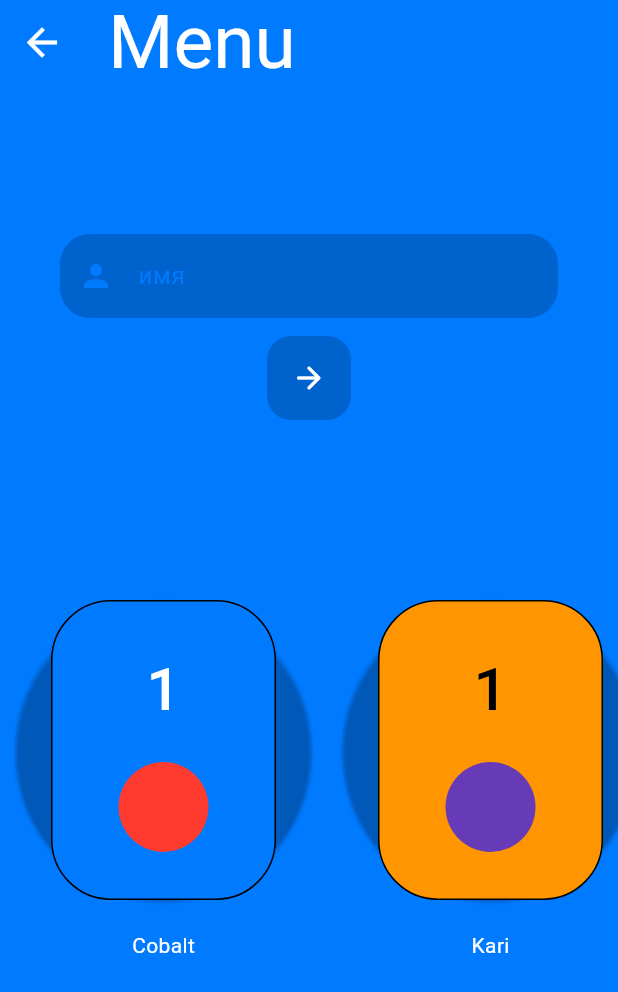
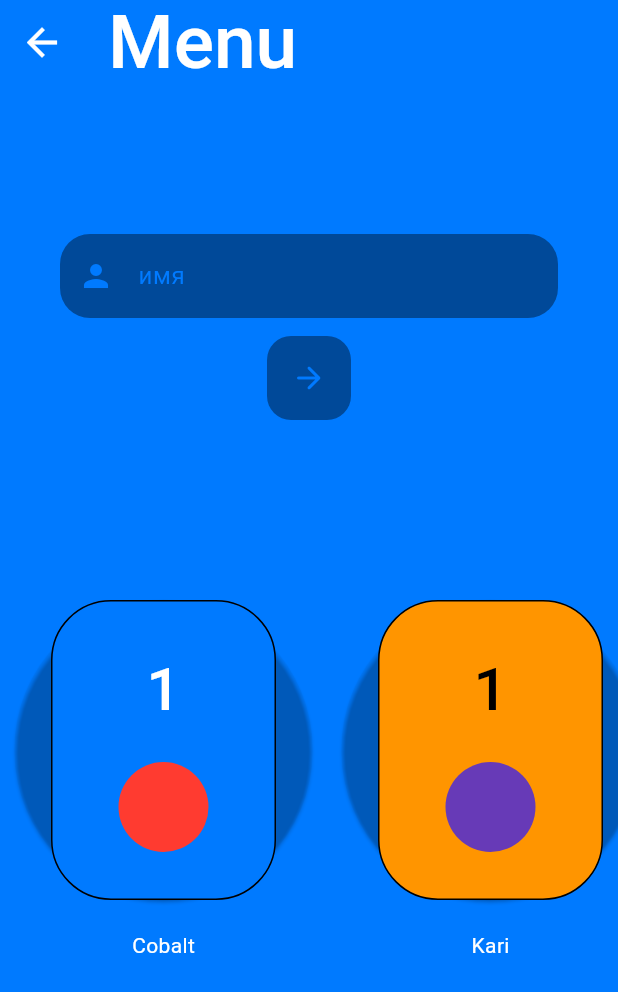
Before and after one commit to artemki2077/popit_new, a Flutter app: the screen it shows after launch, after a tap on the "menu" icon, on a phone screen of 412 x 824 dp. Shown: the top 992 px of the screen. Run offline on Flutter 3.47's test engine with Material 3 defaults, Android fonts, the light colour scheme and no system bars; our stand-ins replace equatable, shared_preferences.

Commit message:
fix somw bugs

```diff
--- a/lib/global.dart
+++ b/lib/global.dart
@@ -2,7 +2,7 @@ import 'package:shared_preferences/shared_preferences.dart';
 import 'package:flutter/cupertino.dart';
 import 'package:flutter/material.dart';
 
-import 'models/User.dart';
+import 'models/user.dart';
 
 late SharedPreferences prefs;
 Uri urlToDb = Uri.parse('https://script.google.com/macros/s/AKfycbxC9XgKgEi-hlv59HZxmdXO1VwK2054wauOFuQMSi7wYylewjjenFxJ9gCdM_8TPHAG/exec');
@@ -16,14 +16,23 @@ late int score;
 //   [CupertinoColors.white, Colors.brown, CupertinoColors.activeGreen, Colors.green, "Forest", Colors.black, false, false, "", 50], // 3
 //   [CupertinoColors.white, Colors.pinkAccent, Colors.lightBlueAccent, Colors.green, "Barbie", Colors.black, false, false, "", 50], // 4
 //   [CupertinoColors.black, CupertinoColors.white, CupertinoColors.black, Colors.black12, "Minimalism", Colors.black, false, false, "", 50], // 5
+
 //   [CupertinoColors.white, CupertinoColors.black, CupertinoColors.white, Colors.white10, "Monochrome", Colors.white, false, false, "", 50], // 6
 //   [CupertinoColors.white, Colors.redAccent, Colors.blue, Colors.lightBlueAccent, "Monochrome", Colors.white, false, false, "", 50], // 7
 // ];
 
 
-User? user;
 String? selectedThem = "Cobalt";
 Map thems = {
   "Cobalt": {"text": CupertinoColors.white, "bg": CupertinoColors.link,         "btn": CupertinoColors.destructiveRed, 'add': Colors.black},
-  "Kari":   {"text": CupertinoColors.black, "bg": CupertinoColors.systemOrange, "btn": Colors.deepPurple,              "add": Colors.deepPurple}
+  "Kari":   {"text": CupertinoColors.black, "bg": CupertinoColors.systemOrange, "btn": Colors.deepPurple,              "add": Colors.black},
+  "Stas": {"text": CupertinoColors.white, "bg": CupertinoColors.systemPurple, "btn": Colors.greenAccent, "add": Colors.white},
+  "Forest": {"text": CupertinoColors.white, "bg": Colors.brown, "btn": CupertinoColors.activeGreen, "add": Colors.black},
+  "Barbie": {"text": CupertinoColors.white, "bg": Colors.pinkAccent, "btn": Colors.lightBlueAccent, "add": Colors.black},
+  "Minimalism": {"text": CupertinoColors.black, "bg": CupertinoColors.white, "btn": CupertinoColors.black, "add": Colors.black},
+  "Maximalism": {"text": CupertinoColors.white, "bg": CupertinoColors.black, "btn": CupertinoColors.white, "add": Colors.white},
+  "Duck": {"text": CupertinoColors.white, "bg": Colors.redAccent, "btn": Colors.blue, "add": Colors.white},
+  // "name": {"text": '', "bg": "", "btn": "", "add": ""},
+  // "name": {"text": '', "bg": "", "btn": "", "add": ""},
+  // "name": {"text": '', "bg": "", "btn": "", "add": ""},
 };
--- a/lib/main.dart
+++ b/lib/main.dart
@@ -1,3 +1,4 @@
+import 'repo/repo.dart';
 import 'package:flutter/material.dart';
 import 'package:shared_preferences/shared_preferences.dart';
 import 'package:flutter/services.dart';
@@ -10,9 +11,8 @@ Future<void> main() async {
   global.prefs = await SharedPreferences.getInstance();
   global.selectedThem = global.prefs.getString('selectedThem');
   global.score = global.prefs.getInt('score') ?? 0;
-  global.prefs.clear();
-
-
+  // global.prefs.clear();
+  updateData();
   runApp(const MyApp());
 }
 
@@ -115,6 +115,7 @@ class _MainPageState extends State<MainPage> {
                     setState(() {
                       global.score ++;
                     });
+                    updateData();
                     global.prefs.setInt('score', global.score);
                   },
                   elevation: 0,
--- a/lib/menu.dart
+++ b/lib/menu.dart
@@ -29,13 +29,15 @@ class _MenuState extends State<Menu> {
         title: Text(
           'Menu',
           style: TextStyle(
-              fontSize: 50, color: global.thems[global.selectedThem]['text']),
+              fontSize: 50, color: global.thems[global.selectedThem]['text'],
+              fontWeight: FontWeight.w500
+          ),
         ),
       ),
       body: Center(
         child: ListView(
           children: [
-            const Online(),
+            Online(theme: global.thems[global.selectedThem],),
             // const Spacer(),
             Thems(stater: setState),
         ]),
--- a/lib/models/User.dart
+++ b/lib/models/User.dart
@@ -1,4 +1,7 @@
-class User{
+import 'package:equatable/equatable.dart';
+
+
+class User extends Equatable{
   final int id;
   final String name;
   final int score;
@@ -30,4 +33,8 @@ class User{
   String toString() {
     return 'User(id=$id, name=$name, score=$score)';
   }
+
+  @override
+  // TODO: implement props
+  List<Object?> get props => [id, name, score];
 }
--- a/lib/online.dart
+++ b/lib/online.dart
@@ -4,11 +4,12 @@ import 'package:http/http.dart' as http;
 import 'package:flutter/services.dart';
 import 'dart:convert';
 
-import 'models/User.dart';
+import 'models/user.dart';
 
 
 class Online extends StatefulWidget {
-  const Online({super.key});
+  final Map theme;
+  const Online({super.key, required this.theme});
 
   @override
   State<Online> createState() => _OnlineState();
@@ -19,6 +20,7 @@ class _OnlineState extends State<Online> {
   String? state = '';
   bool? isValidForm;
   late String name;
+  int? userPlace;
   List<User>? users;
 
   List leaderTextStyles = const [
@@ -41,7 +43,6 @@ class _OnlineState extends State<Online> {
     if (response.statusCode == 200) {
       String source = const Utf8Decoder().convert(response.bodyBytes);
       Map<String, dynamic> data = jsonDecode(source);
-      print(data);
       setState(() {
         global.prefs.setInt('id', data['id']);
         global.prefs.setString('name', data['name']);
@@ -64,7 +65,6 @@ class _OnlineState extends State<Online> {
   }
 
   Future<void> getAll() async{
-    // try{
       http.Response response = await http.get(Uri.https(
       'script.google.com',
       '/macros/s/AKfycbxC9XgKgEi-hlv59HZxmdXO1VwK2054wauOFuQMSi7wYylewjjenFxJ9gCdM_8TPHAG/exec',
@@ -76,15 +76,16 @@ class _OnlineState extends State<Online> {
     if (response.statusCode == 200) {
       String source = const Utf8Decoder().convert(response.bodyBytes);
       List data = jsonDecode(source);
+      print(data);
       users = data.map((e)=>User.fromJson(e)).toList();
       users!.sort((a, b)=>b.score.compareTo(a.score));
-      print(users);
+
+      userPlace = users!.indexOf(User(id: global.prefs.getInt('id')!, name: global.prefs.getString('name')!, score: global.prefs.getInt('score')!)) + 1;
       setState(() {
         state = 'table';
       });
 
     }else{
-      print('no_else');
       setState(() {
         state = 'no_internet';
       });
@@ -136,12 +137,15 @@ class _OnlineState extends State<Online> {
                   },
                   validator: (val) => val!.isEmpty || val.length > 10  ? "ник должно быть короче 10 символов" : null,
                   decoration: InputDecoration(
-                    fillColor: global.thems[global.selectedThem]['add']
-                        .withOpacity(0.2),
+                    fillColor: global.thems[global.selectedThem]['add'].withOpacity(0.4),
+                    // prefixIconColor: global.thems[global.selectedThem]['bg'],
+                    // suffixIconColor: global.thems[global.selectedThem]['bg'],
+                    // hoverColor: global.thems[global.selectedThem]['bg'],
                     filled: true,
                     hintText: "имя",
                     hintStyle: TextStyle(
-                        color: global.thems[global.selectedThem]['bg']),
+                        color: global.thems[global.selectedThem]['bg'],
+                    ),
                     border: OutlineInputBorder(
                         borderSide: BorderSide.none,
                         borderRadius: BorderRadius.circular(20.0)),
@@ -165,10 +169,11 @@ class _OnlineState extends State<Online> {
 
                     },
                     elevation: 0,
-                    backgroundColor: global.thems[global.selectedThem]['add'].withOpacity(0.2),
+                    backgroundColor: global.thems[global.selectedThem]['add'].withOpacity(0.4),
                     child: Icon(
                       Icons.arrow_forward_rounded,
-                      color: global.thems[global.selectedThem]['text'],
+                      // weight: 700,
+                      color: global.thems[global.selectedThem]['bg'],
                     ),
                   ),
                 )
@@ -196,7 +201,7 @@ class _OnlineState extends State<Online> {
                   ),
                 ],
                 rows:  [
-                  for(int i = 0;i<=5;i++)
+                  for(int i = 0;i<=4;i++)
                     if(i <= 2)
                       DataRow(cells:[
                         DataCell(Text((i + 1).toString(), style: leaderTextStyles[i],)),
@@ -209,6 +214,7 @@ class _OnlineState extends State<Online> {
                         DataCell(Text(users![i].name.toString())),
                         DataCell(Text(users![i].score.toString())),
                       ]),
+
                 ]
               ),
             ),
--- /dev/null
+++ b/lib/repo/repo.dart
@@ -0,0 +1,35 @@
+import 'dart:convert';
+
+import "package:http/http.dart" as http;
+import '../global.dart' as global;
+
+
+Future<void> updateData() async{
+  try{
+    if(global.prefs.getString('name') != null){
+      http.Response response = await http.get(Uri.https(
+      'script.google.com',
+      '/macros/s/AKfycbxC9XgKgEi-hlv59HZxmdXO1VwK2054wauOFuQMSi7wYylewjjenFxJ9gCdM_8TPHAG/exec',
+      {
+        "type": "update",
+        "id": global.prefs.getInt('id')!.toString(),
+        "name": global.prefs.getString('name')!.toString(),
+        "score": global.prefs.getInt('score')!.toString()
+      }
+      ));
+      if (response.statusCode == 200) {
+        String source = const Utf8Decoder().convert(response.bodyBytes);
+        var data = jsonDecode(source);
+        print(data);
+      }else{
+        print("error");
+        print(response.body);
+      }
+    }
+
+  // ignore: empty_catches
+  }catch(e){
+    print(e);
+  }
+
+  }
--- a/pubspec.yaml
+++ b/pubspec.yaml
@@ -37,6 +37,7 @@ dependencies:
   cupertino_icons: ^1.0.2
   shared_preferences: ^2.2.2
   http: ^1.1.0
+  equatable: ^2.0.5
 
 dev_dependencies:
   flutter_test:
```
Also changed, not shown: pubspec.lock, 3 other files.
